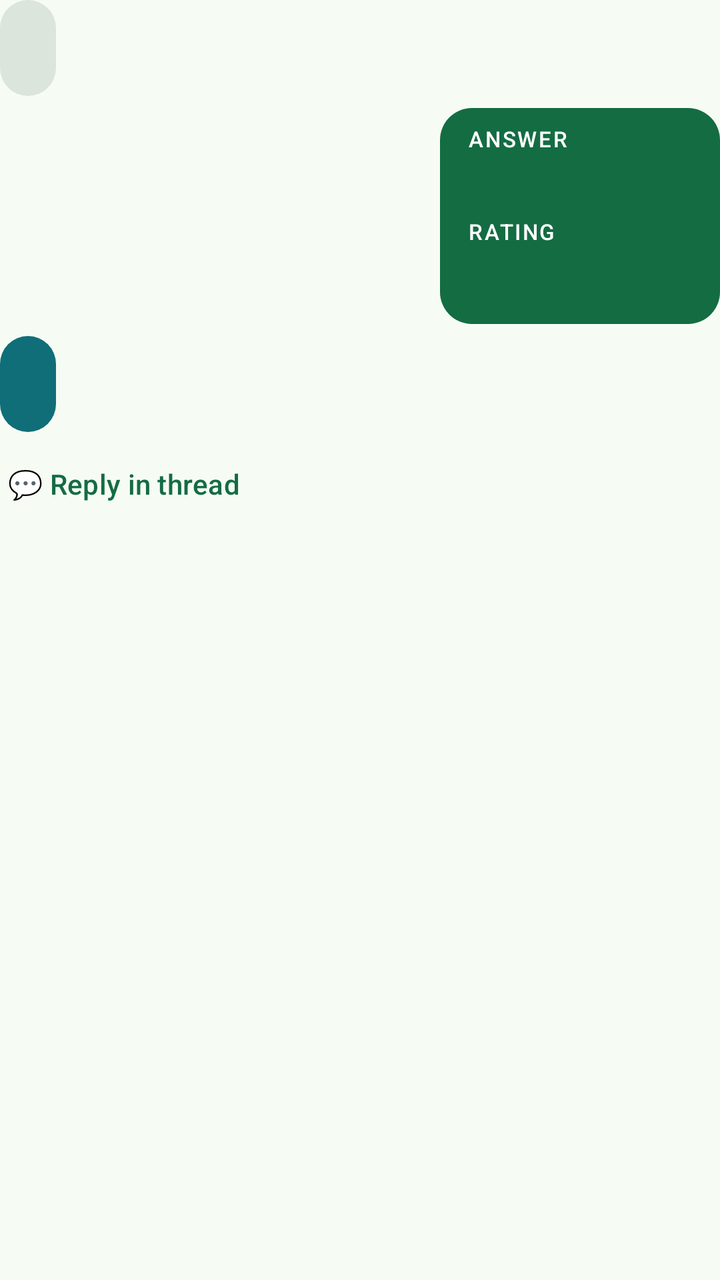
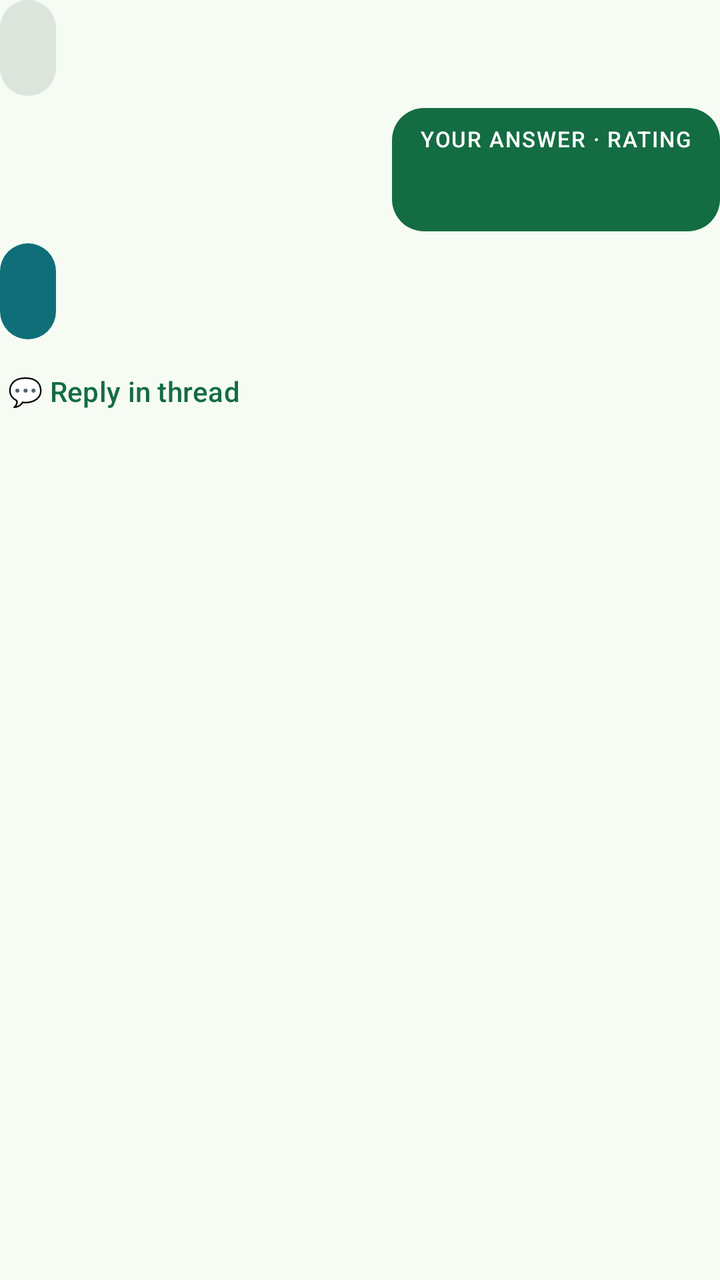

Two renders of the same Android screen: before a commit and after it. Below are the layout's source before the change and the commit's diff.
<!-- AndroidManifest.xml: application theme Theme.VoiceSrs -->
<!-- res/layout/item_chat_turn.xml -->
<?xml version="1.0" encoding="utf-8"?>
<LinearLayout xmlns:android="http://schemas.android.com/apk/res/android"
    android:layout_width="match_parent"
    android:layout_height="wrap_content"
    android:orientation="vertical"
    android:paddingBottom="12dp">

    
    <TextView
        android:id="@+id/cardBubble"
        android:layout_width="wrap_content"
        android:layout_height="wrap_content"
        android:layout_gravity="start"
        android:layout_marginEnd="56dp"
        android:background="@drawable/bg_bubble_card"
        android:ellipsize="end"
        android:maxLines="2"
        android:minHeight="48dp"
        android:paddingStart="14dp"
        android:paddingTop="10dp"
        android:paddingEnd="14dp"
        android:paddingBottom="10dp"
        android:textAppearance="?attr/textAppearanceBodyLarge"
        android:textColor="?attr/colorOnSurfaceVariant" />

    
    <LinearLayout
        android:id="@+id/userBubble"
        android:layout_width="wrap_content"
        android:layout_height="wrap_content"
        android:layout_gravity="end"
        android:layout_marginStart="56dp"
        android:layout_marginTop="6dp"
        android:background="@drawable/bg_bubble_user"
        android:minWidth="140dp"
        android:orientation="vertical"
        android:paddingStart="14dp"
        android:paddingTop="8dp"
        android:paddingEnd="14dp"
        android:paddingBottom="10dp">

        <TextView
            android:id="@+id/userAnswerLabel"
            android:layout_width="wrap_content"
            android:layout_height="wrap_content"
            android:letterSpacing="0.08"
            android:text="@string/bubble_answer_label"
            android:textAllCaps="true"
            android:textAppearance="?attr/textAppearanceLabelSmall"
            android:textColor="@color/bubble_user_on" />

        <TextView
            android:id="@+id/userAnswerText"
            android:layout_width="wrap_content"
            android:layout_height="wrap_content"
            android:layout_marginTop="2dp"
            android:textAppearance="?attr/textAppearanceBodyLarge"
            android:textColor="@color/bubble_user_on" />

        <TextView
            android:id="@+id/userRatingLabel"
            android:layout_width="wrap_content"
            android:layout_height="wrap_content"
            android:layout_marginTop="8dp"
            android:letterSpacing="0.08"
            android:text="@string/bubble_rating_label"
            android:textAllCaps="true"
            android:textAppearance="?attr/textAppearanceLabelSmall"
            android:textColor="@color/bubble_user_on" />

        <TextView
            android:id="@+id/userRatingPill"
            android:layout_width="wrap_content"
            android:layout_height="wrap_content"
            android:layout_marginTop="4dp"
            android:paddingStart="10dp"
            android:paddingTop="3dp"
            android:paddingEnd="10dp"
            android:paddingBottom="3dp"
            android:textAppearance="?attr/textAppearanceLabelLarge" />
    </LinearLayout>

    
    <LinearLayout
        android:id="@+id/aiBubble"
        android:layout_width="wrap_content"
        android:layout_height="wrap_content"
        android:layout_gravity="start"
        android:layout_marginTop="6dp"
        android:layout_marginEnd="56dp"
        android:background="@drawable/bg_bubble_ai"
        android:minHeight="48dp"
        android:orientation="vertical"
        android:paddingStart="14dp"
        android:paddingTop="10dp"
        android:paddingEnd="14dp"
        android:paddingBottom="10dp">

        <LinearLayout
            android:id="@+id/explSection"
            android:layout_width="wrap_content"
            android:layout_height="wrap_content"
            android:orientation="vertical">

            <TextView
                android:id="@+id/explBadge"
                android:layout_width="wrap_content"
                android:layout_height="wrap_content"
                android:contentDescription="@string/expl_badge_cd"
                android:minHeight="48dp"
                android:gravity="center_vertical"
                android:text="@string/expl_badge"
                android:textAppearance="?attr/textAppearanceLabelLarge"
                android:textColor="@color/bubble_ai_on"
                android:visibility="gone" />

            <TextView
                android:id="@+id/explStatus"
                android:layout_width="wrap_content"
                android:layout_height="wrap_content"
                android:textAppearance="?attr/textAppearanceBodyMedium"
                android:textColor="@color/bubble_ai_on" />

            <TextView
                android:id="@+id/explBody"
                android:layout_width="wrap_content"
                android:layout_height="wrap_content"
                android:textAppearance="?attr/textAppearanceBodyMedium"
                android:textColor="@color/bubble_ai_on"
                android:visibility="gone" />

            <TextView
                android:id="@+id/explFooter"
                android:layout_width="wrap_content"
                android:layout_height="wrap_content"
                android:layout_marginTop="8dp"
                android:alpha="0.75"
                android:textAppearance="?attr/textAppearanceBodySmall"
                android:textColor="@color/bubble_ai_on"
                android:visibility="gone" />

            <Button
                android:id="@+id/explRetry"
                style="@style/Widget.Material3.Button.TextButton"
                android:layout_width="wrap_content"
                android:layout_height="wrap_content"
                android:minHeight="48dp"
                android:text="@string/expl_retry"
                android:textColor="@color/bubble_ai_on"
                android:visibility="gone" />
        </LinearLayout>
    </LinearLayout>

    <TextView
        android:id="@+id/threadLink"
        android:layout_width="wrap_content"
        android:layout_height="wrap_content"
        android:layout_gravity="start"
        android:layout_marginTop="2dp"
        android:background="?attr/selectableItemBackground"
        android:minHeight="48dp"
        android:gravity="center_vertical"
        android:paddingStart="4dp"
        android:paddingEnd="8dp"
        android:text="@string/thread_reply"
        android:textAppearance="?attr/textAppearanceLabelLarge"
        android:textColor="?attr/colorPrimary" />
</LinearLayout>
<!-- resources referenced by this layout -->
<resources>
  <color name="bubble_ai_on">#FFFFFF</color>
  <color name="bubble_user_on">#FFFFFF</color>
  <!-- drawable bg_bubble_ai (drawable) -->
  <?xml version="1.0" encoding="utf-8"?>
  <shape xmlns:android="http://schemas.android.com/apk/res/android"
      android:shape="rectangle">
      <solid android:color="@color/bubble_ai" />
      <corners android:radius="16dp" />
  </shape>
  <!-- drawable bg_bubble_card (drawable) -->
  <?xml version="1.0" encoding="utf-8"?>
  <shape xmlns:android="http://schemas.android.com/apk/res/android"
      android:shape="rectangle">
      <solid android:color="@color/md_theme_surfaceVariant" />
      <corners android:radius="16dp" />
  </shape>
  <!-- drawable bg_bubble_user (drawable) -->
  <?xml version="1.0" encoding="utf-8"?>
  <shape xmlns:android="http://schemas.android.com/apk/res/android"
      android:shape="rectangle">
      <solid android:color="@color/bubble_user" />
      <corners android:radius="16dp" />
  </shape>
  <string name="bubble_answer_label">Answer</string>
  <string name="bubble_rating_label">Rating</string>
  <string name="expl_badge">● New</string>
  <string name="expl_badge_cd">Explanation ready, unread</string>
  <string name="expl_retry">Retry</string>
  <string name="thread_reply">💬 Reply in thread</string>
  <color name="bubble_ai">#0F6E78</color>
  <color name="md_theme_surfaceVariant">#DCE5DC</color>
  <color name="bubble_user">#146C43</color>
  <color name="md_theme_primary">#146C43</color>
  <color name="md_theme_onPrimary">#FFFFFF</color>
  <color name="md_theme_primaryContainer">#A4F4C4</color>
  <color name="md_theme_onPrimaryContainer">#002110</color>
  <color name="md_theme_secondary">#4D6356</color>
  <color name="md_theme_onSecondary">#FFFFFF</color>
  <color name="md_theme_secondaryContainer">#D0E8D8</color>
  <color name="md_theme_onSecondaryContainer">#0B1F15</color>
  <color name="md_theme_tertiary">#3C6472</color>
  <color name="md_theme_onTertiary">#FFFFFF</color>
  <color name="md_theme_tertiaryContainer">#C0E9FA</color>
  <color name="md_theme_onTertiaryContainer">#001F28</color>
  <color name="md_theme_background">#F6FBF4</color>
  <color name="md_theme_surface">#F6FBF4</color>
  <color name="md_theme_onSurface">#171D19</color>
  <color name="md_theme_onSurfaceVariant">#404943</color>
  <color name="md_theme_outline">#707973</color>
  <color name="md_theme_error">#BA1A1A</color>
  <color name="md_theme_onError">#FFFFFF</color>
  <!-- unchanged entries left out for length: 1 -->
</resources>

<!-- the commit's change to res/layout/item_chat_turn.xml (unified diff, before → after) -->
@@ -6,22 +6,46 @@
     android:paddingBottom="12dp">
 
     
-    <TextView
+    <LinearLayout
         android:id="@+id/cardBubble"
         android:layout_width="wrap_content"
         android:layout_height="wrap_content"
         android:layout_gravity="start"
         android:layout_marginEnd="56dp"
         android:background="@drawable/bg_bubble_card"
-        android:ellipsize="end"
-        android:maxLines="2"
         android:minHeight="48dp"
+        android:orientation="vertical"
         android:paddingStart="14dp"
         android:paddingTop="10dp"
         android:paddingEnd="14dp"
-        android:paddingBottom="10dp"
-        android:textAppearance="?attr/textAppearanceBodyLarge"
-        android:textColor="?attr/colorOnSurfaceVariant" />
+        android:paddingBottom="10dp">
+
+        <TextView
+            android:id="@+id/questionLabel"
+            android:layout_width="wrap_content"
+            android:layout_height="wrap_content"
+            android:letterSpacing="0.08"
+            android:textAllCaps="true"
+            android:textAppearance="?attr/textAppearanceLabelSmall"
+            android:textColor="?attr/colorOnSurfaceVariant"
+            android:visibility="gone" />
+
+        <TextView
+            android:id="@+id/cardStem"
+            android:layout_width="wrap_content"
+            android:layout_height="wrap_content"
+            android:ellipsize="end"
+            android:maxLines="2"
+            android:textAppearance="?attr/textAppearanceBodyLarge"
+            android:textColor="?attr/colorOnSurfaceVariant" />
+
+        <LinearLayout
+            android:id="@+id/optionRows"
+            android:layout_width="match_parent"
+            android:layout_height="wrap_content"
+            android:orientation="vertical"
+            android:visibility="gone" />
+    </LinearLayout>
 
     
     <LinearLayout
@@ -43,41 +67,40 @@
             android:id="@+id/userAnswerLabel"
             android:layout_width="wrap_content"
             android:layout_height="wrap_content"
-            android:letterSpacing="0.08"
-            android:text="@string/bubble_answer_label"
+            android:letterSpacing="0.06"
+            android:text="@string/answer_rating_label"
             android:textAllCaps="true"
             android:textAppearance="?attr/textAppearanceLabelSmall"
             android:textColor="@color/bubble_user_on" />
 
-        <TextView
-            android:id="@+id/userAnswerText"
-            android:layout_width="wrap_content"
-            android:layout_height="wrap_content"
-            android:layout_marginTop="2dp"
-            android:textAppearance="?attr/textAppearanceBodyLarge"
-            android:textColor="@color/bubble_user_on" />
-
-        <TextView
-            android:id="@+id/userRatingLabel"
-            android:layout_width="wrap_content"
-            android:layout_height="wrap_content"
-            android:layout_marginTop="8dp"
-            android:letterSpacing="0.08"
-            android:text="@string/bubble_rating_label"
-            android:textAllCaps="true"
-            android:textAppearance="?attr/textAppearanceLabelSmall"
-            android:textColor="@color/bubble_user_on" />
-
-        <TextView
-            android:id="@+id/userRatingPill"
+        <LinearLayout
             android:layout_width="wrap_content"
             android:layout_height="wrap_content"
             android:layout_marginTop="4dp"
-            android:paddingStart="10dp"
-            android:paddingTop="3dp"
-            android:paddingEnd="10dp"
-            android:paddingBottom="3dp"
-            android:textAppearance="?attr/textAppearanceLabelLarge" />
+            android:gravity="center_vertical"
+            android:orientation="horizontal">
+
+            <TextView
+                android:id="@+id/userAnswerText"
+                android:layout_width="wrap_content"
+                android:layout_height="wrap_content"
+                android:paddingStart="10dp"
+                android:paddingTop="3dp"
+                android:paddingEnd="10dp"
+                android:paddingBottom="3dp"
+                android:textAppearance="?attr/textAppearanceBodyMedium" />
+
+            <TextView
+                android:id="@+id/userRatingPill"
+                android:layout_width="wrap_content"
+                android:layout_height="wrap_content"
+                android:layout_marginStart="6dp"
+                android:paddingStart="10dp"
+                android:paddingTop="3dp"
+                android:paddingEnd="10dp"
+                android:paddingBottom="3dp"
+                android:textAppearance="?attr/textAppearanceLabelLarge" />
+        </LinearLayout>
     </LinearLayout>
 
     
@@ -129,6 +152,13 @@
                 android:textColor="@color/bubble_ai_on"
                 android:visibility="gone" />
 
+            <LinearLayout
+                android:id="@+id/explBlocks"
+                android:layout_width="match_parent"
+                android:layout_height="wrap_content"
+                android:orientation="vertical"
+                android:visibility="gone" />
+
             <TextView
                 android:id="@+id/explFooter"
                 android:layout_width="wrap_content"
<!-- resource entries referenced after the edit -->
@@ -23,8 +23,7 @@
       <solid android:color="@color/bubble_user" />
       <corners android:radius="16dp" />
   </shape>
-  <string name="bubble_answer_label">Answer</string>
-  <string name="bubble_rating_label">Rating</string>
+  <string name="answer_rating_label">YOUR ANSWER · RATING</string>
   <string name="expl_badge">● New</string>
   <string name="expl_badge_cd">Explanation ready, unread</string>
   <string name="expl_retry">Retry</string>
